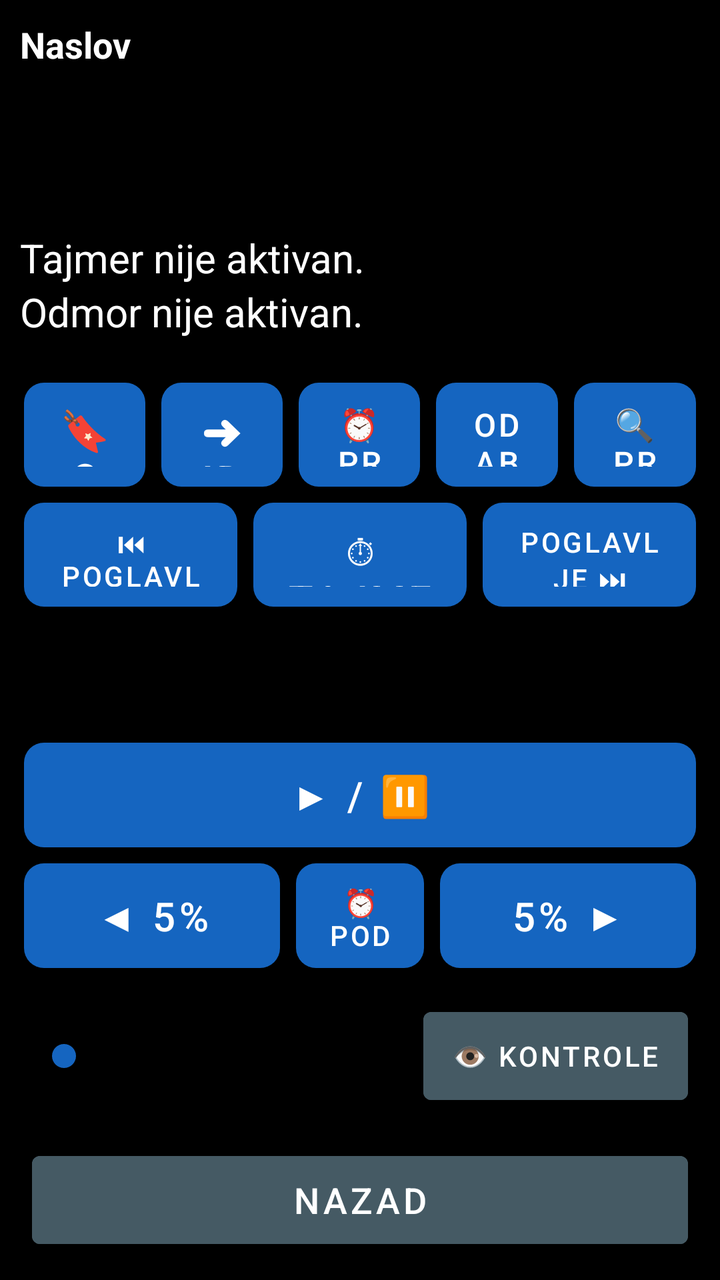
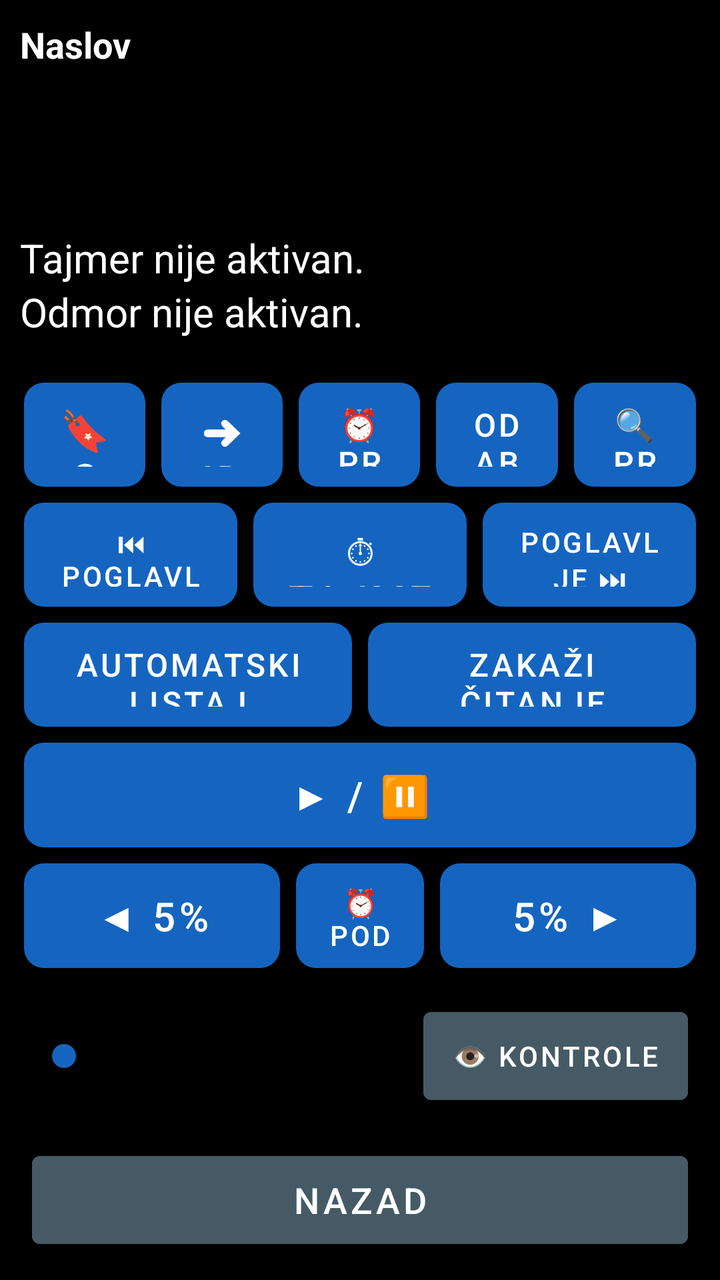

Compare the two renders of this Android layout. The source of the first and the diff that turns it into the second are given below.
<!-- AndroidManifest.xml: application theme Theme.RecPoRec -->
<!-- res/layout/activity_reader.xml -->
<?xml version="1.0" encoding="utf-8"?>
<LinearLayout xmlns:android="http://schemas.android.com/apk/res/android"
    android:layout_width="match_parent"
    android:layout_height="match_parent"
    android:orientation="vertical"
    android:fitsSystemWindows="true"
    android:background="@color/background">

    
    <LinearLayout
        android:id="@+id/layoutStatus"
        android:layout_width="match_parent"
        android:layout_height="wrap_content"
        android:orientation="vertical"
        android:padding="10dp">

        <TextView
            android:id="@+id/textDocTitle"
            android:layout_width="match_parent"
            android:layout_height="wrap_content"
            android:textSize="18sp"
            android:textStyle="bold"
            android:textColor="@color/text_primary"
            android:maxLines="1"
            android:ellipsize="end"
            android:text="Naslov" />

        <TextView
            android:id="@+id/textPages"
            android:layout_width="match_parent"
            android:layout_height="wrap_content"
            android:textSize="20sp"
            android:textColor="@color/text_primary"
            android:accessibilityLiveRegion="polite" />

        <TextView
            android:id="@+id/textElapsed"
            android:layout_width="match_parent"
            android:layout_height="wrap_content"
            android:textSize="20sp"
            android:textColor="@color/text_primary" />

        <TextView
            android:id="@+id/textRemaining"
            android:layout_width="match_parent"
            android:layout_height="wrap_content"
            android:textSize="20sp"
            android:textColor="@color/text_primary" />

        <TextView
            android:id="@+id/textTimerStatus"
            android:layout_width="match_parent"
            android:layout_height="wrap_content"
            android:textSize="20sp"
            android:textColor="@color/text_primary"
            android:text="Tajmer nije aktivan." />

        <TextView
            android:id="@+id/textRestStatus"
            android:layout_width="match_parent"
            android:layout_height="wrap_content"
            android:textSize="20sp"
            android:textColor="@color/text_primary"
            android:text="Odmor nije aktivan." />
    </LinearLayout>

    
    <LinearLayout
        android:layout_width="match_parent"
        android:layout_height="0dp"
        android:layout_weight="1"
        android:orientation="vertical"
        android:padding="8dp">

        
        <LinearLayout
            android:id="@+id/layoutRow1"
            android:layout_width="match_parent"
            android:layout_height="0dp"
            android:layout_weight="1"
            android:orientation="horizontal">

            <Button android:id="@+id/btnBookmarks" style="@style/KeyButton"
                android:backgroundTint="@color/btn_goto_page"
                android:contentDescription="Oznake - dodaj, ukloni ili ukloni sve oznake u ovom dokumentu. Dug pritisak: brzo dodaj oznaku."
                android:text="🔖 Oznake" />

            <Button android:id="@+id/btnGoTo" style="@style/KeyButton"
                android:backgroundTint="@color/btn_goto_page"
                android:contentDescription="Idi na stranicu, minut ili oznaku. Dug pritisak: idi na početak dokumenta."
                android:text="➜ Idi na" />

            <Button android:id="@+id/btnWakeUp" style="@style/KeyButton"
                android:backgroundTint="@color/btn_wakeup"
                android:contentDescription="Probudi me u tačno vreme. Dug pritisak: isključi buđenje."
                android:textSize="16sp"
                android:text="⏰ Probudi" />

            <Button android:id="@+id/btnSelectAll" style="@style/KeyButton"
                android:backgroundTint="@color/btn_combined"
                android:contentDescription="Odaberi sve. Dug pritisak: kopiraj odabrano."
                android:textSize="16sp"
                android:text="Odaberi sve" />

            <Button android:id="@+id/btnSearchText" style="@style/KeyButton"
                android:backgroundTint="@color/btn_goto_page"
                android:contentDescription="Pretraži tekst dokumenta. Dug pritisak: ponovi poslednju pretragu."
                android:textSize="16sp"
                android:text="🔍 Pretraga" />
        </LinearLayout>

        
        <LinearLayout
            android:id="@+id/layoutRow2"
            android:layout_width="match_parent"
            android:layout_height="0dp"
            android:layout_weight="1"
            android:orientation="horizontal">

            <Button android:id="@+id/btnPrevChapter" style="@style/KeyButton"
                android:backgroundTint="@color/btn_chapter"
                android:contentDescription="@string/btn_prev_chapter"
                android:textSize="14sp"
                android:text="⏮ Poglavlje" />

            <Button android:id="@+id/btnTimer" style="@style/KeyButton"
                android:backgroundTint="@color/btn_timer"
                android:contentDescription="@string/btn_timer"
                android:text="⏱ Tajmer" />

            <Button android:id="@+id/btnNextChapter" style="@style/KeyButton"
                android:backgroundTint="@color/btn_chapter"
                android:contentDescription="@string/btn_next_chapter"
                android:textSize="14sp"
                android:text="Poglavlje ⏭" />
        </LinearLayout>

        
        <LinearLayout
            android:id="@+id/layoutRow3"
            android:layout_width="match_parent"
            android:layout_height="0dp"
            android:layout_weight="1"
            android:orientation="horizontal">

        </LinearLayout>

        
        <LinearLayout
            android:layout_width="match_parent"
            android:layout_height="0dp"
            android:layout_weight="1"
            android:orientation="horizontal">

            <Button android:id="@+id/btnPlayPause" style="@style/KeyButton"
                android:backgroundTint="@color/btn_play"
                android:contentDescription="@string/btn_play_pause"
                android:text="▶ / ⏸" />
        </LinearLayout>

        
        <LinearLayout
            android:id="@+id/layoutRow5"
            android:layout_width="match_parent"
            android:layout_height="0dp"
            android:layout_weight="1"
            android:orientation="horizontal">

            <Button android:id="@+id/btnStepBack" style="@style/KeyButton"
                android:layout_weight="2"
                android:backgroundTint="@color/btn_page_nav"
                android:contentDescription="@string/slider_back"
                android:text="◀ 5%" />

            <Button android:id="@+id/btnRemindMe" style="@style/KeyButton"
                android:backgroundTint="@color/btn_timer"
                android:contentDescription="Podsetnik, vraća dokument unazad. Dug pritisak: ponovi poslednji podsetnik."
                android:textSize="14sp"
                android:text="⏰ Podseti" />

            <Button android:id="@+id/btnStepForward" style="@style/KeyButton"
                android:layout_weight="2"
                android:backgroundTint="@color/btn_page_nav"
                android:contentDescription="@string/slider_forward"
                android:text="5% ▶" />
        </LinearLayout>

    </LinearLayout>

    
    <LinearLayout
        android:layout_width="match_parent"
        android:layout_height="wrap_content"
        android:orientation="horizontal"
        android:gravity="center_vertical"
        android:layout_marginStart="16dp"
        android:layout_marginEnd="16dp"
        android:layout_marginTop="4dp"
        android:layout_marginBottom="16dp">

        <SeekBar
            android:id="@+id/seekProgress"
            android:layout_width="0dp"
            android:layout_weight="1"
            android:layout_height="56dp"
            android:contentDescription="@string/slider_position"
            android:max="100"
            android:progressTint="@color/btn_voice"
            android:thumbTint="@color/btn_voice" />

        <Button
            android:id="@+id/btnToggleControls"
            android:layout_width="wrap_content"
            android:layout_height="56dp"
            android:layout_marginStart="10dp"
            android:minWidth="0dp"
            android:paddingStart="14dp"
            android:paddingEnd="14dp"
            android:textSize="14sp"
            android:backgroundTint="@color/btn_combined"
            android:textColor="@color/button_text"
            android:contentDescription="Prikaži ili sakrij kontrole. Dug pritisak: Kratak predah, pauzira čitanje na 15 minuta."
            android:text="👁 Kontrole" />
    </LinearLayout>

    
    <Button
        android:id="@+id/btnBack"
        android:layout_width="match_parent"
        android:layout_height="56dp"
        android:layout_marginStart="16dp"
        android:layout_marginEnd="16dp"
        android:layout_marginBottom="12dp"
        android:textSize="18sp"
        android:backgroundTint="@color/btn_combined"
        android:textColor="@color/button_text"
        android:contentDescription="Nazad. Zatvara dokument, vraća na listu. Dug pritisak: pošalji aplikaciju u pozadinu."
        android:text="Nazad" />

</LinearLayout>
<!-- resources referenced by this layout -->
<resources>
  <color name="background">#000000</color>
  <color name="btn_chapter">#2E7D32</color>
  <color name="btn_combined">#455A64</color>
  <color name="btn_goto_page">#5D4037</color>
  <color name="btn_page_nav">#AD1457</color>
  <color name="btn_play">#D84315</color>
  <color name="btn_timer">#6A1B9A</color>
  <color name="btn_voice">#1565C0</color>
  <color name="btn_wakeup">#C62828</color>
  <color name="button_text">#FFFFFF</color>
  <color name="text_primary">#FFFFFF</color>
  <string name="btn_next_chapter">Sledeće poglavlje. Dug pritisak: spisak svih poglavlja.</string>
  <string name="btn_play_pause">Pokreni/Pauziraj čitanje. Dug pritisak: reci trenutni status.</string>
  <string name="btn_prev_chapter">Prethodno poglavlje. Dug pritisak: ponovi trenutno poglavlje.</string>
  <string name="btn_timer">Tajmer za automatsku pauzu. Dug pritisak: isključi tajmer.</string>
  <string name="slider_back">Pomeri pet posto unazad. Dug pritisak: ponovi trenutnu stranicu.</string>
  <string name="slider_forward">Pomeri pet posto unapred. Dug pritisak: poništi poslednju radnju.</string>
  <string name="slider_position">Klizač za pomeranje kroz knjigu, pet posto po koraku</string>
  <style name="KeyButton">
          <item name="android:layout_width">0dp</item>
          <item name="android:layout_height">match_parent</item>
          <item name="android:layout_weight">1</item>
          <item name="android:layout_margin">4dp</item>
          <item name="android:textSize">20sp</item>
          <item name="android:textColor">@color/button_text</item>
          <item name="android:background">@drawable/key_button_shape</item>
          <item name="android:stateListAnimator">@null</item>
          <item name="android:elevation">0dp</item>
      </style>
  <style name="Theme.RecPoRec" parent="Theme.MaterialComponents.DayNight.NoActionBar">
          <item name="android:windowBackground">@color/background</item>
          <item name="android:textColorPrimary">@color/text_primary</item>
          <item name="colorPrimary">@color/btn_voice</item>
          <item name="colorOnPrimary">@color/button_text</item>
          <item name="alertDialogTheme">@style/RecPoRecAlertDialog</item>
          <item name="android:alertDialogTheme">@style/RecPoRecAlertDialog</item>
      </style>
  <!-- drawable key_button_shape (drawable) -->
  <?xml version="1.0" encoding="utf-8"?>
  <shape xmlns:android="http://schemas.android.com/apk/res/android"
      android:shape="rectangle">
      <corners android:radius="10dp" />
      <solid android:color="#FFFFFF" />
  </shape>
  <style name="RecPoRecAlertDialog" parent="Theme.AppCompat.DayNight.Dialog.Alert">
          <item name="android:windowBackground">@color/background</item>
          <item name="android:textColorPrimary">@color/text_primary</item>
          <item name="colorAccent">@color/btn_goto_page</item>
          <item name="android:textAppearanceMedium">@style/RecPoRecDialogText</item>
          <item name="android:textAppearanceListItem">@style/RecPoRecDialogText</item>
          <item name="android:textAppearanceListItemSmall">@style/RecPoRecDialogText</item>
          <item name="buttonBarPositiveButtonStyle">@style/RecPoRecDialogButton</item>
          <item name="buttonBarNegativeButtonStyle">@style/RecPoRecDialogButton</item>
          <item name="buttonBarNeutralButtonStyle">@style/RecPoRecDialogButton</item>
      </style>
  <style name="RecPoRecDialogText" parent="TextAppearance.AppCompat.Medium">
          <item name="android:textSize">20sp</item>
          <item name="android:textColor">@color/text_primary</item>
      </style>
  <style name="RecPoRecDialogButton" parent="Widget.AppCompat.Button.ButtonBar.AlertDialog">
          <item name="android:textSize">18sp</item>
          <item name="android:textColor">@color/btn_goto_page</item>
          <item name="android:textStyle">bold</item>
      </style>
</resources>

<!-- the commit's change to res/layout/activity_reader.xml (unified diff, before → after) -->
@@ -143,6 +143,17 @@
             android:layout_weight="1"
             android:orientation="horizontal">
 
+            <Button android:id="@+id/btnAutoScroll" style="@style/KeyButton"
+                android:backgroundTint="@color/btn_combined"
+                android:contentDescription="Automatski listaj dokument."
+                android:textSize="16sp"
+                android:text="Automatski listaj" />
+
+            <Button android:id="@+id/btnScheduleReading" style="@style/KeyButton"
+                android:backgroundTint="@color/btn_voice"
+                android:contentDescription="Zakaži čitanje."
+                android:textSize="16sp"
+                android:text="Zakaži čitanje" />
         </LinearLayout>
 
         
